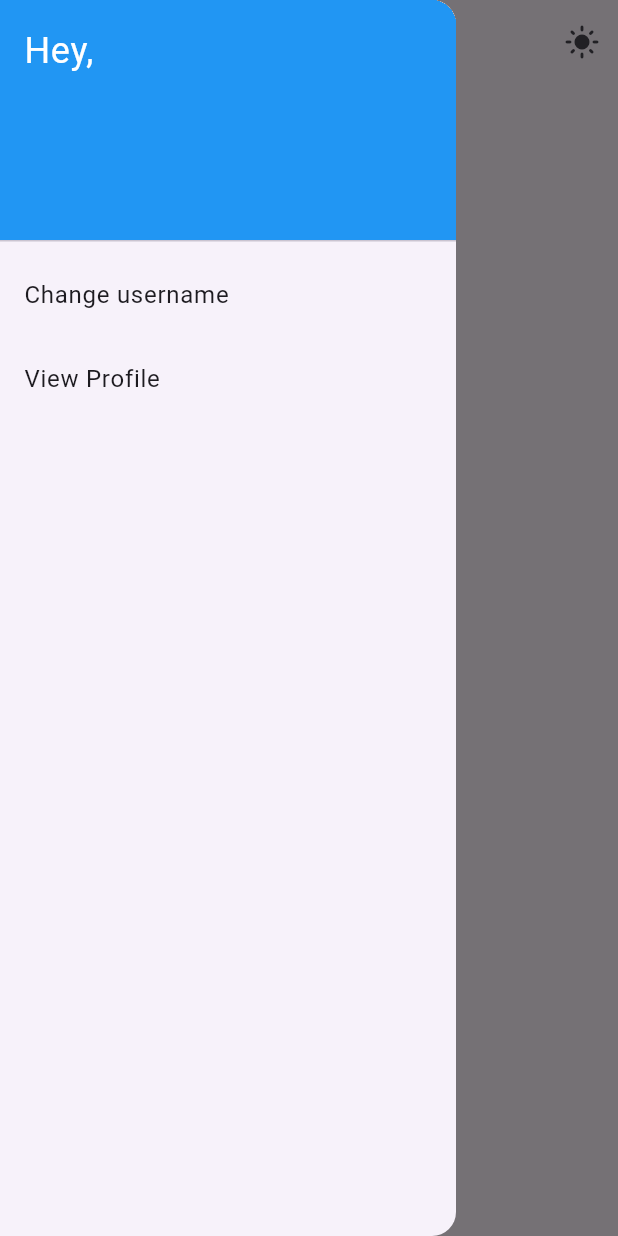
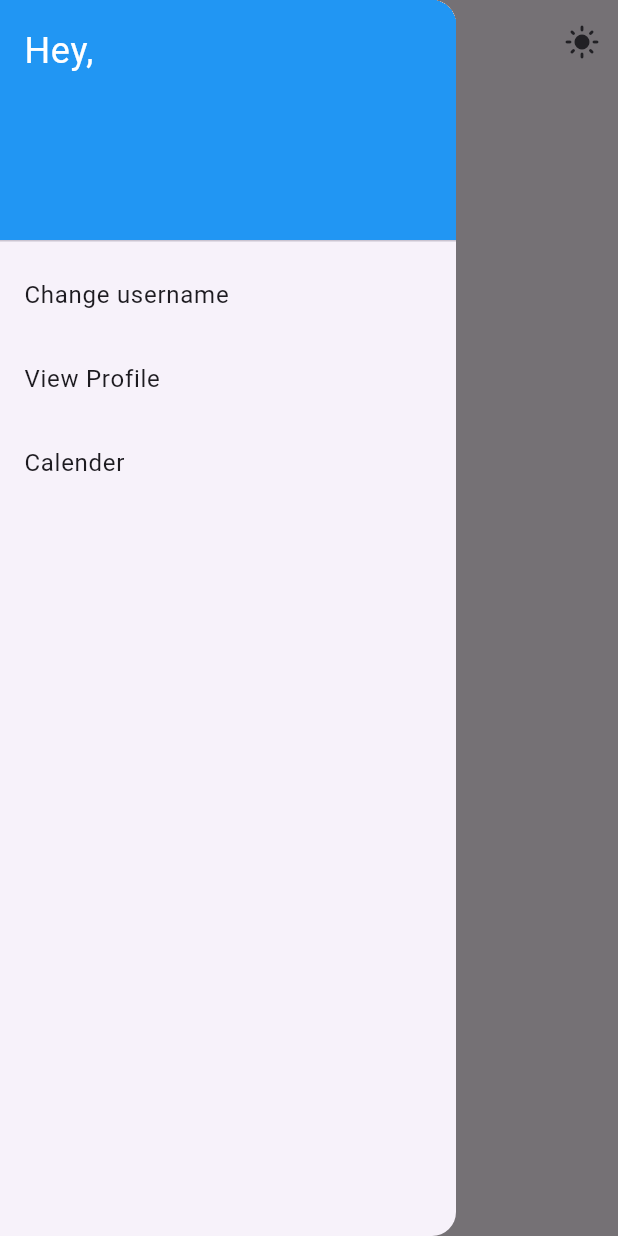
Before and after one commit to sapatevaibhav/leetkode, a Flutter app: the screen it shows after launch, in the side drawer, after a tap on "View Profile", on a phone screen of 412 x 824 dp. Run offline on Flutter 3.47's test engine with Material 3 defaults, Android fonts, the phone set to English and light mode, and no system bars; our stand-ins replace adaptive_theme, dashed_circular_progress_bar, percent_indicator, shared_preferences.

Commit message:
Added option to view calander

```diff
--- a/lib/helper/app_drawer.dart
+++ b/lib/helper/app_drawer.dart
@@ -1,5 +1,6 @@
 import 'package:flutter/material.dart';
 import 'package:leetkode/helper/username_prompt.dart';
+import 'package:leetkode/pages/demo_calender.dart';
 import 'package:leetkode/pages/view_profile.dart';
 
 class AppDrawer extends StatelessWidget {
@@ -52,6 +53,16 @@ class AppDrawer extends StatelessWidget {
                 MaterialPageRoute(builder: (context) => const ProfilePage()),
               );
             },
+          ),ListTile(
+            title: const Text(
+              'Calender',
+            ),
+            onTap: () {
+              Navigator.push(
+                context,
+                MaterialPageRoute(builder: (context) => const CalenderPage()),
+              );
+            },
           ),
         ],
       ),
```
